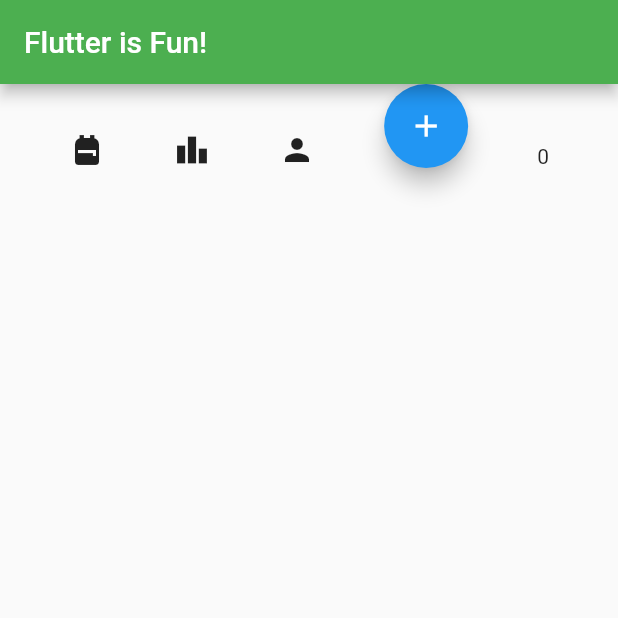
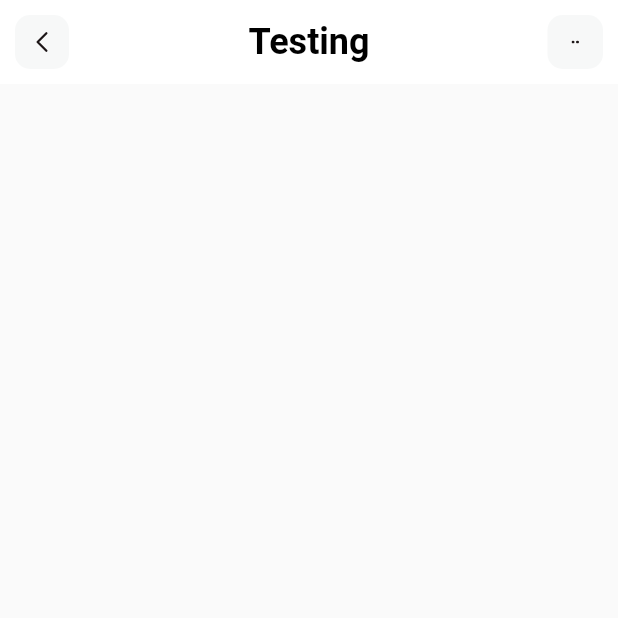
Before and after one commit to JoshPhang/Druggle, a Flutter app: the screen it shows after launch, on a phone screen of 412 x 824 dp, the top half of it. Run offline on Flutter 3.47's test engine with Material 2 defaults, Android fonts, the light colour scheme and no system bars; our stand-ins replace flutter_svg.

Commit message:
Beginning flutter tutorial

```diff
--- a/druggle/lib/main.dart
+++ b/druggle/lib/main.dart
@@ -1,3 +1,4 @@
+import 'package:druggle/pages/home.dart';
 import 'package:flutter/material.dart';
 
 //Launch emulator with
@@ -11,46 +12,16 @@
 //https://lhncbc.nlm.nih.gov/RxNav/APIs/index.html
 
 void main() {
-  runApp(MyApp());
+  runApp(const MyApp());
 }
 
-class MyApp extends StatefulWidget {
+class MyApp extends StatelessWidget {
   const MyApp({super.key});
 
   @override
-  State<MyApp> createState() => _MyAppState();
-}
-
-class _MyAppState extends State<MyApp> {
-  int counter = 0;
-
-  @override
   Widget build(BuildContext context) {
-    return MaterialApp(
-      home: Scaffold(
-        appBar: AppBar(
-          backgroundColor: Colors.green,
-          title: const Text('Flutter is Fun!'),
-        ),
-        body: Row(
-          mainAxisAlignment: MainAxisAlignment.spaceEvenly,
-          crossAxisAlignment: CrossAxisAlignment.end,
-          children: [
-            const Icon(Icons.backpack),
-            const Icon(Icons.leaderboard),
-            const Icon(Icons.person),
-            FloatingActionButton(
-              child: const Icon(Icons.add),
-              onPressed: () {
-                setState(() {
-                  counter++;
-                });
-              },
-            ),
-            Text('$counter'),
-          ],
-        ),
-      ),
+    return const MaterialApp(
+      home: HomePage(),
     );
   }
 }
--- /dev/null
+++ b/druggle/lib/pages/home.dart
@@ -0,0 +1,62 @@
+import 'package:flutter/material.dart';
+import 'package:flutter_svg/flutter_svg.dart';
+
+class HomePage extends StatelessWidget {
+  const HomePage({super.key});
+
+  @override
+  Widget build(BuildContext context) {
+    return Scaffold(
+      appBar: appBar(),
+    );
+  }
+
+  AppBar appBar() {
+    return AppBar(
+      title: const Text(
+        'Testing',
+        style: TextStyle(
+          color: Colors.black,
+          fontSize: 24,
+          fontWeight: FontWeight.bold,
+        ),
+      ),
+      backgroundColor: Colors.white,
+      elevation: 0.0,
+      centerTitle: true,
+      leading: GestureDetector(
+        child: Container(
+          margin: const EdgeInsets.all(10),
+          decoration: BoxDecoration(
+            color: const Color(0xffF7F8F8),
+            borderRadius: BorderRadius.circular(10),
+          ),
+          alignment: Alignment.center,
+          child: SvgPicture.asset(
+            'assets/icons/Arrow - Left 2.svg',
+            height: 20,
+            width: 20,
+          ),
+        ),
+      ),
+      actions: [
+        GestureDetector(
+          child: Container(
+            margin: const EdgeInsets.all(10),
+            alignment: Alignment.center,
+            width: 37,
+            decoration: BoxDecoration(
+              color: const Color(0xffF7F8F8),
+              borderRadius: BorderRadius.circular(10),
+            ),
+            child: SvgPicture.asset(
+              'assets/icons/dots.svg',
+              height: 5,
+              width: 5,
+            ),
+          ),
+        ),
+      ],
+    );
+  }
+}
```
Also changed, not shown: druggle/pubspec.yaml (+4 -3 lines), druggle/assets/icons/Arrow - Left 2.svg (added), druggle/assets/icons/dots.svg (added), druggle/pubspec.lock.
